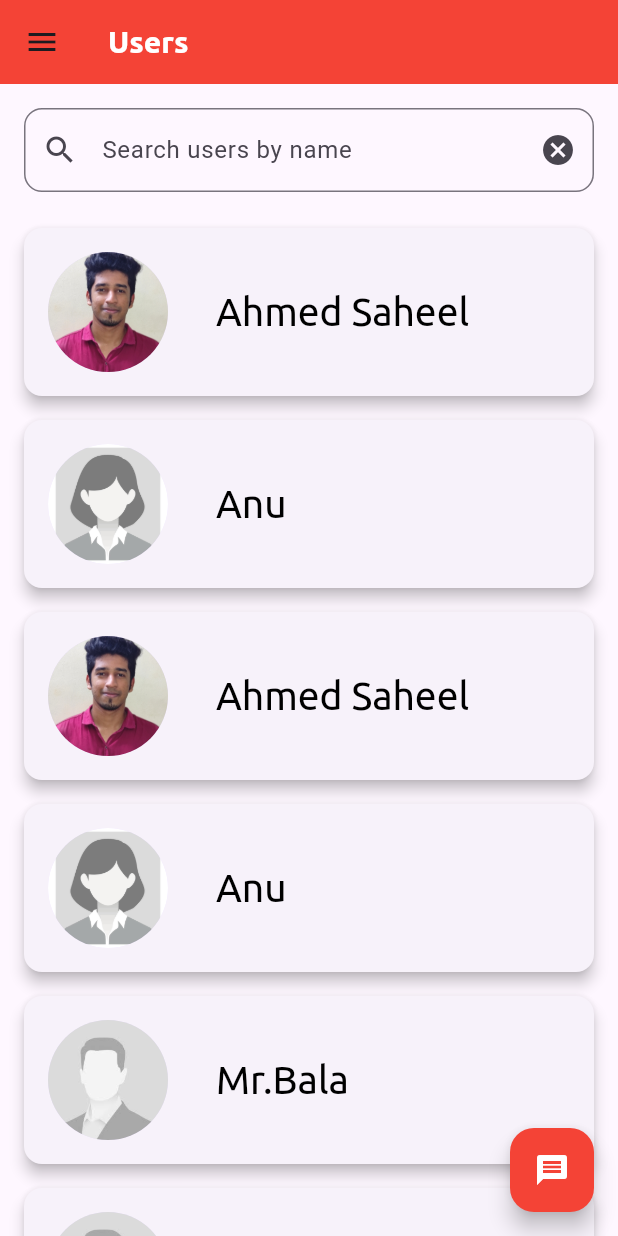
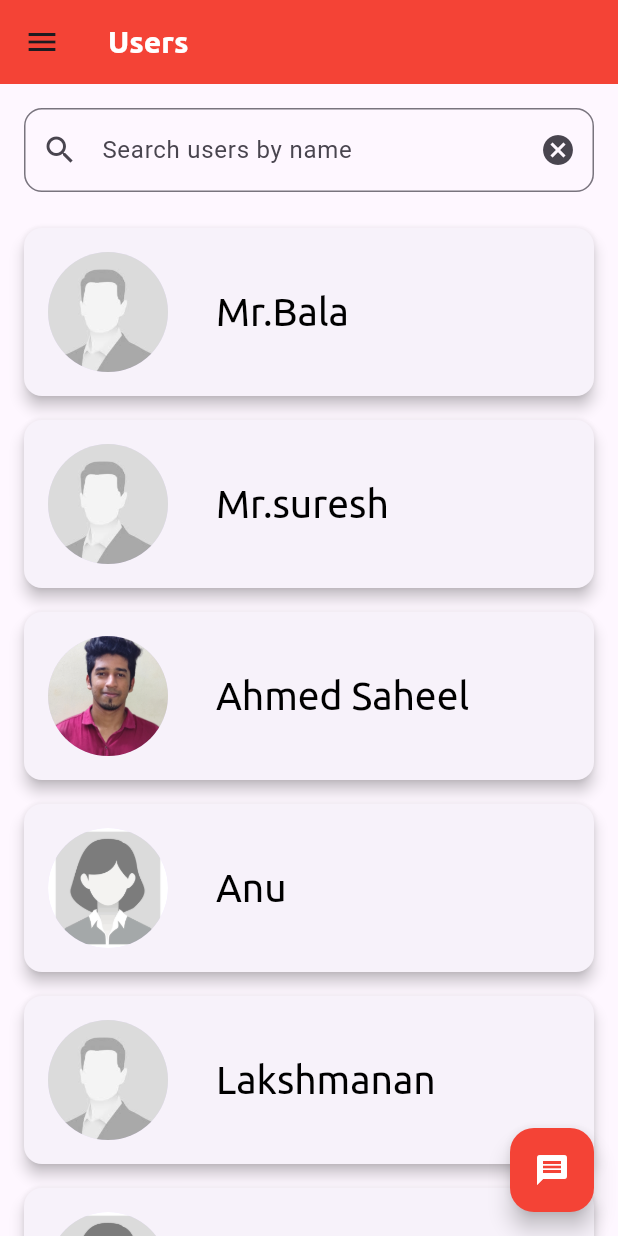
Before and after one commit to AHMEDSAHEEL/DemoFlutter, a Flutter app: the screen it shows after launch, on a phone screen of 412 x 824 dp. Run offline on Flutter 3.47's test engine with Material 3 defaults, Android fonts, the phone set to English and light mode, and no system bars.

Commit message:
add some users

```diff
--- a/lib/models/user.dart
+++ b/lib/models/user.dart
@@ -10,30 +10,27 @@ class User {
 
   static List<User> fetchAll() {
     return [
-      User(1, 'Ahmed Saheel', 'assets/images/AhmedPicture.jpg', [
-        UserUsers('Team Member',
-            'New for Flutter SBI project team.\nJoined TCS - Nov 7 2024 \nCompleted Training : December 20  and joined in project on Dec 26'),
+      User(1, 'Mr.Bala', 'assets/images/profileMen.jpg', [
+        UserUsers('Team Lead', 'Head of the project'),
       ]),
-
-      User(2, 'Anu', 'assets/images/profileWomen.png', [
-        UserUsers('Team Member',
-            'New for Flutter SBI project team.\nJoined TCS - Nov 7 2024 \nCompleted Training : December 20  and joined in project on Dec 26'),
+      User(2, 'Mr.suresh', 'assets/images/profileMen.jpg', [
+        UserUsers('Team Lead', 'Head of the project'),
       ]),
       User(3, 'Ahmed Saheel', 'assets/images/AhmedPicture.jpg', [
         UserUsers('Team Member',
             'New for Flutter SBI project team.\nJoined TCS - Nov 7 2024 \nCompleted Training : December 20  and joined in project on Dec 26'),
       ]),
-
       User(4, 'Anu', 'assets/images/profileWomen.png', [
         UserUsers('Team Member',
             'New for Flutter SBI project team.\nJoined TCS - Nov 7 2024 \nCompleted Training : December 20  and joined in project on Dec 26'),
       ]),
-       User(5, 'Mr.Bala', 'assets/images/profileMen.jpg', [
-        UserUsers('Team Lead', 'Head of the project'),
-
+      User(5, 'Lakshmanan', 'assets/images/profileMen.jpg', [
+        UserUsers('Team Member',
+            'New for Flutter SBI project team.\nJoined TCS - Nov 7 2024 \nCompleted Training : December 20  and joined in project on Dec 26'),
       ]),
-      User(6, 'Mr.suresh', 'assets/images/profileMen.jpg', [
-         UserUsers('Team Lead', 'Head of the project'),
+      User(6, 'sai', 'assets/images/profileWomen.png', [
+        UserUsers('Team Member',
+            'New for Flutter SBI project team.\nJoined TCS - Nov 7 2024 \nCompleted Training : December 20  and joined in project on Dec 26'),
       ]),
     ];
   }
--- a/lib/screens/Users/users.dart
+++ b/lib/screens/Users/users.dart
@@ -20,15 +20,14 @@ class _UsersState extends State<Users> {
 
   @override
   Widget build(BuildContext context) {
-
     return Scaffold(
       floatingActionButton: FloatingActionButton(
         backgroundColor: Colors.red,
-        child: Icon(Icons.message, color: Colors.white,),
-        onPressed: ()=>{
-          print("clicked Msg")
-          },
-
+        child: Icon(
+          Icons.message,
+          color: Colors.white,
+        ),
+        onPressed: () => {print("clicked Msg")},
       ),
       drawer: Drawer(
         backgroundColor: Colors.white,
@@ -43,14 +42,11 @@ class _UsersState extends State<Users> {
           ),
         ),
       ),
-
       appBar: AppBar(
-
         title: Text('Users'),
         backgroundColor: Colors.red,
       ),
       body: Column(
-
         children: [
           Padding(
             padding: const EdgeInsets.all(16.0),
@@ -105,8 +101,7 @@ class _UsersState extends State<Users> {
                                 SizedBox(width: 32.0),
                                 Text(
                                   user.name,
-                                  style:
-                                      Theme.of(context).textTheme.titleLarge,
+                                  style: Theme.of(context).textTheme.titleLarge,
                                 ),
                               ],
                             ),
@@ -123,8 +118,7 @@ class _UsersState extends State<Users> {
 
   void _filterUsers(String query) {
     final List<User> filtered = users
-        .where((user) =>
-            user.name.toLowerCase().contains(query.toLowerCase()))
+        .where((user) => user.name.toLowerCase().contains(query.toLowerCase()))
         .toList();
     setState(() {
       filteredUsers = filtered;
@@ -132,9 +126,9 @@ class _UsersState extends State<Users> {
   }
 
   void _clearSearch() {
-    _searchController.clear(); // Clear the search input
+    _searchController.clear();
     setState(() {
-      filteredUsers = users; // Reset the filtered list to show all users
+      filteredUsers = users;
     });
   }
 
```
Lines whose indentation alone changed are shown as unchanged.
